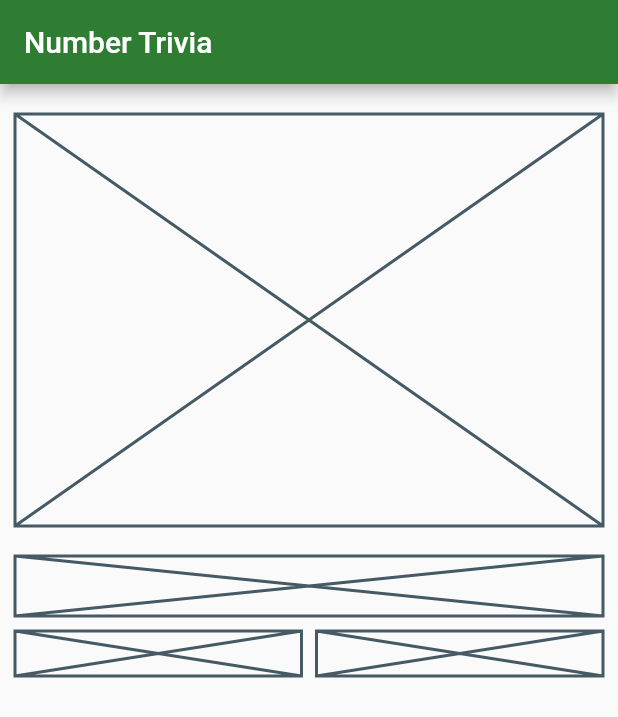
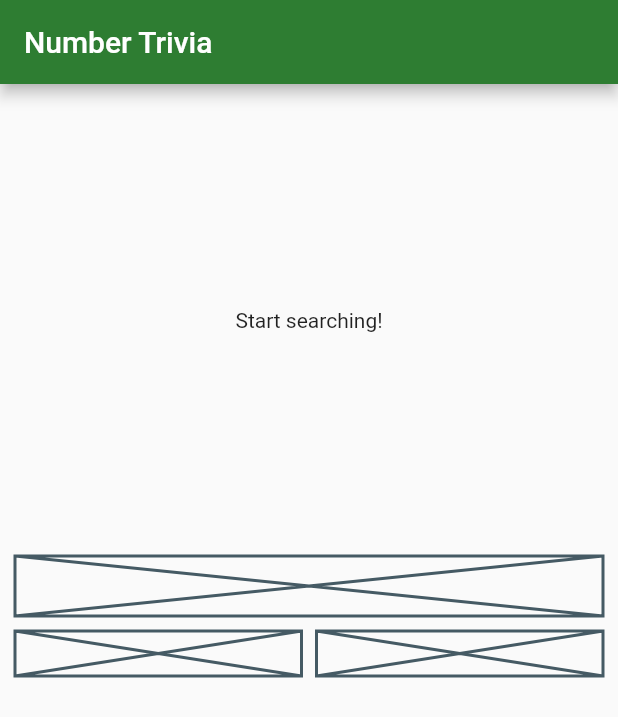
Before and after one commit to piotrek1543/numbers_clean_tdd, a Flutter app: the screen it shows after launch, on a phone screen of 412 x 824 dp. Shown: the top 717 px of the screen. Run offline on Flutter 3.47's test engine with Material 2 defaults, Android fonts, the phone set to English and light mode, and no system bars; our stand-ins replace bloc, dartz, data_connection_checker, equatable, flutter_bloc, get_it and 1 more.

Commit message:
Update top half of NuberTriviaPage. Handle initial state by UI.

```diff
--- a/lib/features/number_trivia/presentation/pages/number_trivia_page.dart
+++ b/lib/features/number_trivia/presentation/pages/number_trivia_page.dart
@@ -24,11 +24,19 @@ class NumberTriviaPage extends StatelessWidget {
             children: <Widget>[
               SizedBox(height: 10),
               // Top half
-              Container(
-                // Third of the size of the screen
-                height: MediaQuery.of(context).size.height / 3,
-                // Message Text widgets / CircularLoadingIndicator
-                child: Placeholder(),
+              BlocBuilder<NumberTriviaBloc, NumberTriviaState>(
+                builder: (context, state) {
+                  if (state is Empty) {
+                    return Container(
+                      // Third of the size of the screen
+                      height: MediaQuery.of(context).size.height / 3,
+                      child: Center(
+                        child: Text('Start searching!'),
+                      ),
+                    );
+                  }
+                  //TODO: check for the other states
+                },
               ),
               SizedBox(height: 20),
               // Bottom half
```
